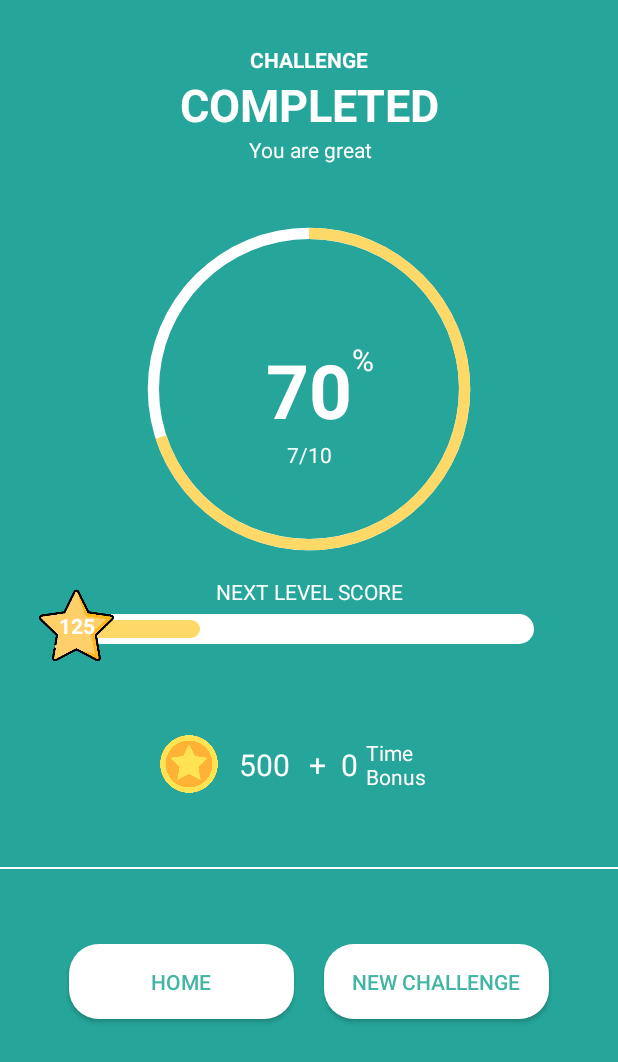
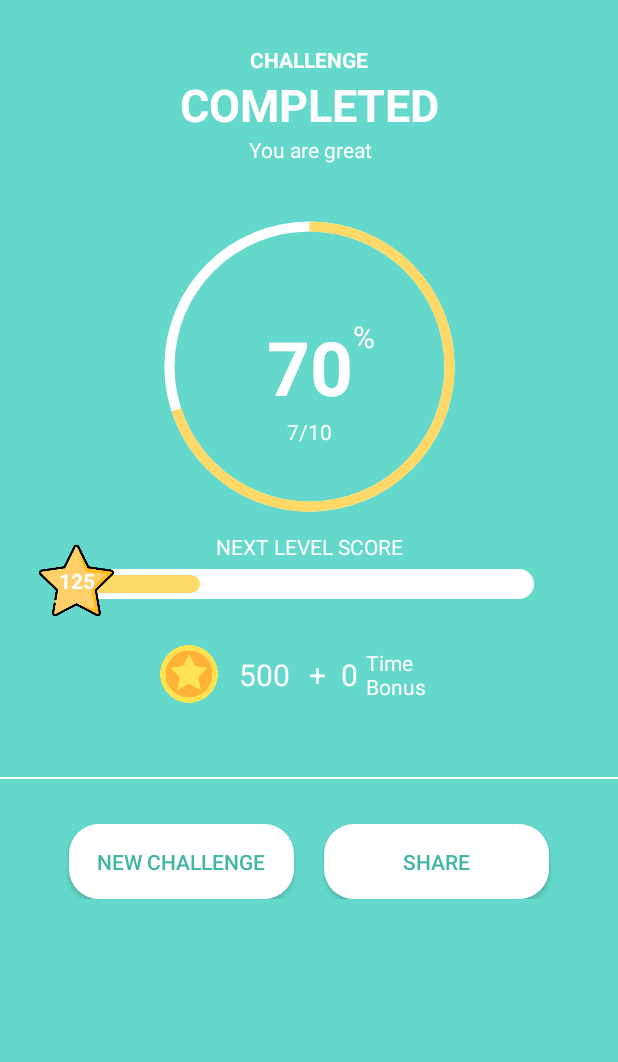
Before and after one commit to YumikoKawaii/YQuizizz, an Android app: the layout fragment_summary.xml on its own in the app's theme, with its tools: preview values and no code run, on a phone screen of 412 x 824 dp. Shown: the top 1062 px of the screen. Run offline under Robolectric (Android 15) with nearby library versions, the phone set to English and light mode, and no system bars.

```diff
--- a/YQuizizz/app/src/main/java/com/example/yquizizz/PlayActivity.java
+++ b/YQuizizz/app/src/main/java/com/example/yquizizz/PlayActivity.java
@@ -8,8 +8,7 @@ import androidx.fragment.app.FragmentTransaction;
 import android.content.Intent;
 import android.os.Bundle;
 
-import com.example.yquizizz.mainActivity.selectChallenge.selectDifficulty.SelectDifficulty;
-import com.example.yquizizz.playActivity.loading.LoadingChallenge;
+import com.example.yquizizz.mainActivity.selectChallenge.loading.LoadingChallenge;
 
 public class PlayActivity extends AppCompatActivity{
 
--- a/YQuizizz/app/src/main/java/com/example/yquizizz/playActivity/attemptChallenge/AttemptChallenge.java
+++ b/YQuizizz/app/src/main/java/com/example/yquizizz/mainActivity/selectChallenge/attemptChallenge/AttemptChallenge.java
@@ -1,4 +1,4 @@
-package com.example.yquizizz.playActivity.attemptChallenge;
+package com.example.yquizizz.mainActivity.selectChallenge.attemptChallenge;
 
 import android.content.Context;
 import android.os.Bundle;
@@ -15,7 +15,7 @@ import android.widget.TextView;
 import com.example.yquizizz.R;
 import com.example.yquizizz.challenge.Challenge;
 import com.example.yquizizz.challenge.Quiz;
-import com.example.yquizizz.playActivity.summary.Summary;
+import com.example.yquizizz.mainActivity.selectChallenge.summary.Summary;
 
 import java.util.ArrayList;
 import java.util.Arrays;
@@ -168,7 +168,7 @@ public class AttemptChallenge extends Fragment {
         cancelAllTimer();
         Fragment summary = new Summary();
         getActivity().getSupportFragmentManager().beginTransaction()
-                .replace(R.id.play_body, summary, "findThisFragment")
+                .replace(R.id.body, summary, "findThisFragment")
                 .commit();
     }
 
--- a/YQuizizz/app/src/main/java/com/example/yquizizz/playActivity/attemptChallenge/QuizAttempted.java
+++ b/YQuizizz/app/src/main/java/com/example/yquizizz/mainActivity/selectChallenge/attemptChallenge/QuizAttempted.java
@@ -1,4 +1,4 @@
-package com.example.yquizizz.playActivity.attemptChallenge;
+package com.example.yquizizz.mainActivity.selectChallenge.attemptChallenge;
 
 import android.content.Context;
 import android.widget.TextView;
--- /dev/null
+++ b/YQuizizz/app/src/main/java/com/example/yquizizz/mainActivity/selectChallenge/attemptChallenge/Result.java
@@ -0,0 +1,5 @@
+package com.example.yquizizz.mainActivity.selectChallenge.attemptChallenge;
+
+public class Result {
+
+}
--- a/YQuizizz/app/src/main/java/com/example/yquizizz/playActivity/summary/Summary.java
+++ b/YQuizizz/app/src/main/java/com/example/yquizizz/mainActivity/selectChallenge/summary/Summary.java
@@ -1,4 +1,4 @@
-package com.example.yquizizz.playActivity.summary;
+package com.example.yquizizz.mainActivity.selectChallenge.summary;
 
 import android.os.Bundle;
 
--- a/YQuizizz/app/src/main/java/com/example/yquizizz/playActivity/attemptChallenge/Result.java
+++ /dev/null
@@ -1,5 +0,0 @@
-package com.example.yquizizz.playActivity.attemptChallenge;
-
-public class Result {
-
-}
--- a/YQuizizz/app/src/main/res/anim/enter_from_bottom.xml
+++ b/YQuizizz/app/src/main/res/anim/enter_from_bottom.xml
@@ -4,5 +4,5 @@
     <translate
         android:fromXDelta="0" android:toXDelta="0%"
         android:fromYDelta="100%" android:toYDelta="0%"
-        android:duration="300" />
+        android:duration="200" />
 </set>
--- a/YQuizizz/app/src/main/res/anim/enter_from_top.xml
+++ b/YQuizizz/app/src/main/res/anim/enter_from_top.xml
@@ -4,5 +4,5 @@
     <translate
         android:fromXDelta="0%" android:toXDelta="0%"
         android:fromYDelta="-100%" android:toYDelta="0%"
-        android:duration="300" />
+        android:duration="200" />
 </set>
--- a/YQuizizz/app/src/main/res/anim/exit_to_bottom.xml
+++ b/YQuizizz/app/src/main/res/anim/exit_to_bottom.xml
@@ -4,5 +4,5 @@
     <translate
         android:fromXDelta="0%" android:toXDelta="0%"
         android:fromYDelta="0%" android:toYDelta="100%"
-        android:duration="300" />
+        android:duration="200" />
 </set>
--- a/YQuizizz/app/src/main/res/anim/exit_to_top.xml
+++ b/YQuizizz/app/src/main/res/anim/exit_to_top.xml
@@ -4,5 +4,5 @@
     <translate
         android:fromXDelta="0%" android:toXDelta="0%"
         android:fromYDelta="0%" android:toYDelta="-100%"
-        android:duration="300" />
+        android:duration="200" />
 </set>
--- a/YQuizizz/app/src/main/res/layout/fragment_attempt_challenge.xml
+++ b/YQuizizz/app/src/main/res/layout/fragment_attempt_challenge.xml
@@ -4,7 +4,7 @@
     xmlns:tools="http://schemas.android.com/tools"
     android:layout_width="match_parent"
     android:layout_height="match_parent"
-    tools:context=".playActivity.attemptChallenge.AttemptChallenge">
+    tools:context=".mainActivity.selectChallenge.attemptChallenge.AttemptChallenge">
 
     <RelativeLayout
         android:layout_width="match_parent"
--- a/YQuizizz/app/src/main/res/layout/fragment_loading_challenge.xml
+++ b/YQuizizz/app/src/main/res/layout/fragment_loading_challenge.xml
@@ -4,7 +4,7 @@
     xmlns:app="http://schemas.android.com/apk/res-auto"
     android:layout_width="match_parent"
     android:layout_height="match_parent"
-    tools:context=".playActivity.loading.LoadingChallenge">
+    tools:context=".mainActivity.selectChallenge.loading.LoadingChallenge">
 
     <androidx.constraintlayout.widget.ConstraintLayout
         android:layout_width="match_parent"
@@ -29,7 +29,7 @@
             android:id="@+id/progressBar"
             android:layout_width="150dp"
             android:layout_height="150dp"
-            android:layout_marginTop="100dp"
+            android:layout_marginTop="60dp"
             android:indeterminateDrawable="@drawable/loading_progress"
             app:layout_constraintEnd_toEndOf="parent"
             app:layout_constraintStart_toStartOf="parent"
@@ -61,7 +61,7 @@
             android:textColor="#004d40"
             android:background="@color/white"
             app:layout_constraintTop_toBottomOf="@+id/progressBar"
-            android:layout_marginTop="100dp"
+            android:layout_marginTop="80dp"
             android:gravity="center"/>
 
         <TextView
--- a/YQuizizz/app/src/main/res/layout/fragment_summary.xml
+++ b/YQuizizz/app/src/main/res/layout/fragment_summary.xml
@@ -4,14 +4,25 @@
     xmlns:tools="http://schemas.android.com/tools"
     android:layout_width="match_parent"
     android:layout_height="match_parent"
-    tools:context=".playActivity.summary.Summary">
+    tools:context=".mainActivity.selectChallenge.summary.Summary">
 
+
+    <androidx.constraintlayout.widget.ConstraintLayout
+        android:layout_width="match_parent"
+        android:layout_height="match_parent">
+
+        <ScrollView
+            android:layout_width="match_parent"
+            android:layout_height="match_parent"
+            app:layout_constraintTop_toTopOf="parent"
+            app:layout_constraintBottom_toBottomOf="parent"
+            android:background="#64d8cb">
 
             <androidx.constraintlayout.widget.ConstraintLayout
                 android:id="@+id/summaryBg"
                 android:layout_width="match_parent"
-        android:layout_height="match_parent"
-        android:background="#26a69a">
+                android:layout_height="wrap_content"
+                android:paddingBottom="50dp">
 
                 <TextView
                     android:id="@+id/textView13"
@@ -51,11 +62,11 @@
 
                 <ProgressBar
                     android:id="@+id/attemptSummary"
-            android:layout_width="300dp"
-            android:layout_height="300dp"
+                    android:layout_width="270dp"
+                    android:layout_height="270dp"
                     android:indeterminateOnly="false"
+                    android:progress="70"
                     android:progressDrawable="@drawable/summary_progress"
-            android:progress="70"
                     app:layout_constraintEnd_toEndOf="@+id/prise"
                     app:layout_constraintHorizontal_bias="0.506"
                     app:layout_constraintStart_toStartOf="@+id/prise"
@@ -144,7 +155,7 @@
                     android:layout_width="40dp"
                     android:layout_height="40dp"
                     android:layout_marginStart="50dp"
-            android:layout_marginTop="60dp"
+                    android:layout_marginTop="30dp"
                     android:src="@mipmap/point"
                     app:layout_constraintStart_toStartOf="@+id/pointBar"
                     app:layout_constraintTop_toBottomOf="@+id/pointBar" />
@@ -197,18 +208,18 @@
                 <View
                     android:layout_width="match_parent"
                     android:layout_height="1dp"
-            android:layout_marginBottom="50dp"
+                    android:layout_marginBottom="30dp"
                     android:background="@color/white"
-            app:layout_constraintBottom_toTopOf="@id/returnHome" />
+                    app:layout_constraintBottom_toTopOf="@id/newChallenge" />
 
                 <androidx.appcompat.widget.AppCompatButton
-            android:id="@+id/returnHome"
+                    android:id="@+id/newChallenge"
                     android:layout_width="150dp"
                     android:layout_height="50dp"
                     android:layout_marginStart="-10dp"
-            android:layout_marginTop="200dp"
+                    android:layout_marginTop="150dp"
                     android:background="@drawable/signin_button_rounded"
-            android:text="Home"
+                    android:text="new challenge"
                     android:textColor="#42b5a4"
                     app:layout_constraintStart_toStartOf="@id/pointBar"
                     app:layout_constraintTop_toBottomOf="@+id/pointBar" />
@@ -217,15 +228,17 @@
                     android:id="@+id/getNewChallenge"
                     android:layout_width="150dp"
                     android:layout_height="50dp"
-            android:layout_marginTop="200dp"
+                    android:layout_marginTop="150dp"
                     android:layout_marginEnd="-10dp"
                     android:background="@drawable/signin_button_rounded"
-            android:text="New Challenge"
+                    android:text="Share"
                     android:textColor="#42b5a4"
                     app:layout_constraintEnd_toEndOf="@+id/pointBar"
                     app:layout_constraintTop_toBottomOf="@+id/pointBar" />
 
             </androidx.constraintlayout.widget.ConstraintLayout>
+        </ScrollView>
 
+    </androidx.constraintlayout.widget.ConstraintLayout>
 
 </FrameLayout>
--- a/YQuizizz/app/src/main/res/layout/header_drawer.xml
+++ b/YQuizizz/app/src/main/res/layout/header_drawer.xml
@@ -10,7 +10,7 @@
         android:layout_width="match_parent"
         android:layout_height="wrap_content"
         android:src="@mipmap/cool"
-        android:scaleType="fitXY"
+        android:scaleType="centerCrop"
         />
 
 </RelativeLayout>
```
Also changed, not shown: YQuizizz/app/src/main/java/com/example/yquizizz/MainActivity.java (+14 -3 lines), YQuizizz/app/src/main/java/com/example/yquizizz/mainActivity/selectChallenge/SelectChallenge.java (+12 -9 lines), YQuizizz/app/src/main/java/com/example/yquizizz/mainActivity/selectChallenge/loading/LoadingChallenge.java (renamed from YQuizizz/app/src/main/java/com/example/yquizizz/playActivity/loading/LoadingChallenge.java, +10 -3 lines), YQuizizz/app/src/main/java/com/example/yquizizz/mainActivity/selectChallenge/selectDifficulty/SelectDifficulty.java (+21 -3 lines), YQuizizz/app/src/main/java/com/example/yquizizz/mainActivity/selectChallenge/selectTopic/SelectTopic.java (+14 -3 lines). Lines whose indentation alone changed are shown as unchanged.
